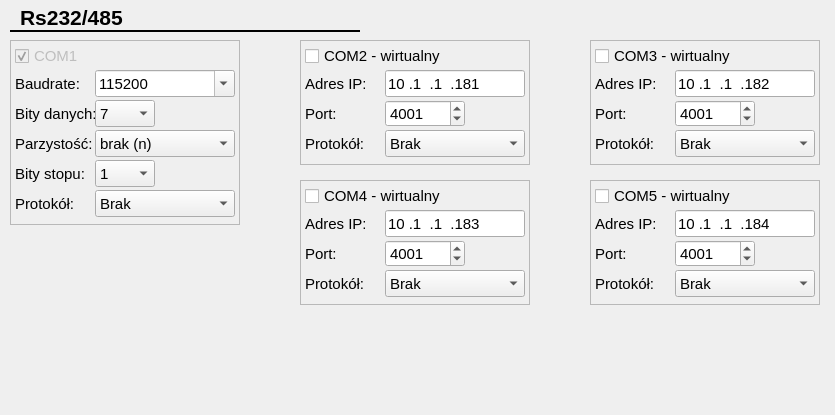
This is CfgForms/crs232cfgform.ui in kaczmar55/koneor_v2 as Qt 5 draws it before an edit. The edited form follows.
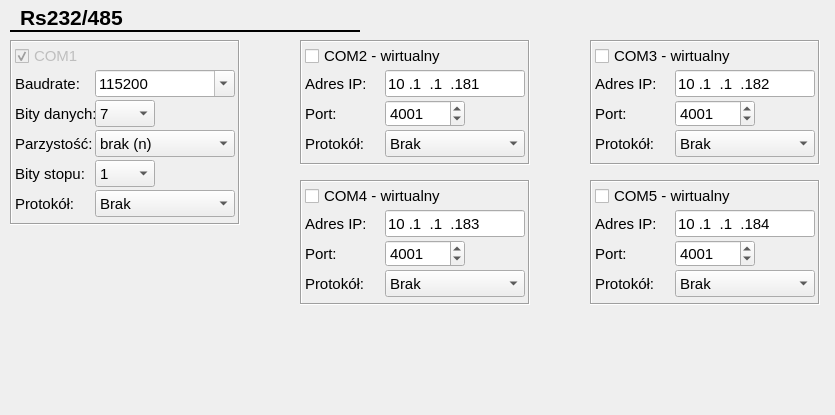
This is the edited form.

```diff
--- a/CfgForms/crs232cfgform.ui
+++ b/CfgForms/crs232cfgform.ui
@@ -71,10 +71,10 @@
     </font>
    </property>
    <property name="frameShape">
-    <enum>QFrame::StyledPanel</enum>
+    <enum>QFrame::Box</enum>
    </property>
    <property name="frameShadow">
-    <enum>QFrame::Raised</enum>
+    <enum>QFrame::Sunken</enum>
    </property>
    <widget class="QCheckBox" name="rsActiveChk">
     <property name="enabled">
@@ -413,10 +413,10 @@
     </font>
    </property>
    <property name="frameShape">
-    <enum>QFrame::StyledPanel</enum>
+    <enum>QFrame::Box</enum>
    </property>
    <property name="frameShadow">
-    <enum>QFrame::Raised</enum>
+    <enum>QFrame::Sunken</enum>
    </property>
    <widget class="QCheckBox" name="virtRs3ActiveChk">
     <property name="geometry">
@@ -589,10 +589,10 @@
     </font>
    </property>
    <property name="frameShape">
-    <enum>QFrame::StyledPanel</enum>
+    <enum>QFrame::Box</enum>
    </property>
    <property name="frameShadow">
-    <enum>QFrame::Raised</enum>
+    <enum>QFrame::Sunken</enum>
    </property>
    <widget class="QCheckBox" name="virtRs4ActiveChk">
     <property name="geometry">
@@ -765,10 +765,10 @@
     </font>
    </property>
    <property name="frameShape">
-    <enum>QFrame::StyledPanel</enum>
+    <enum>QFrame::Box</enum>
    </property>
    <property name="frameShadow">
-    <enum>QFrame::Raised</enum>
+    <enum>QFrame::Sunken</enum>
    </property>
    <widget class="QCheckBox" name="virtRs1ActiveChk">
     <property name="geometry">
@@ -941,10 +941,10 @@
     </font>
    </property>
    <property name="frameShape">
-    <enum>QFrame::StyledPanel</enum>
+    <enum>QFrame::Box</enum>
    </property>
    <property name="frameShadow">
-    <enum>QFrame::Raised</enum>
+    <enum>QFrame::Sunken</enum>
    </property>
    <widget class="QCheckBox" name="virtRs2ActiveChk">
     <property name="geometry">
```
